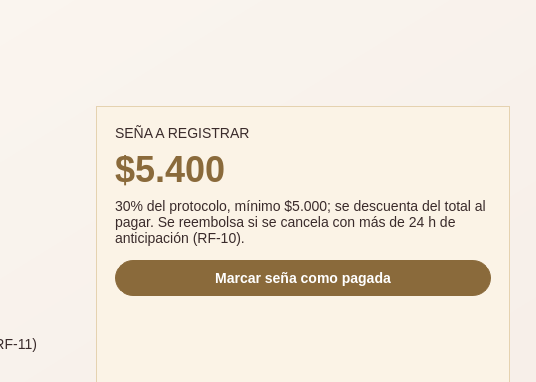
Old version of the form frontend/gestion/ventanagestion.ui in the repository sant1jmnz/Proyect-berea; both pictures show x 584 to 1120 and y 0 to 382 of the 1120 by 700 pixel window.
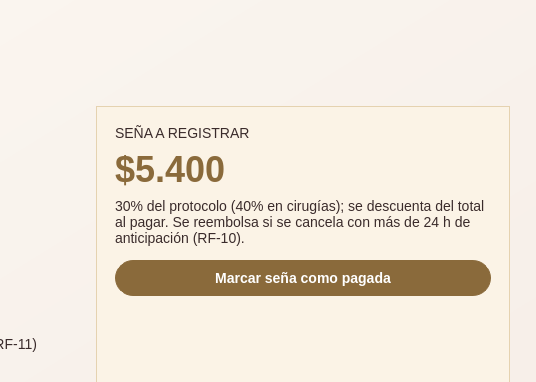
New version of the form. The open tabs and pages were chosen to show the change. Icons and pictures are not drawn. Custom widgets are drawn as their Qt base class.

What changed in the file:
```diff
--- a/frontend/gestion/ventanagestion.ui
+++ b/frontend/gestion/ventanagestion.ui
@@ -2837,7 +2837,7 @@
              <item>
               <widget class="QLabel" name="lblReglaSena">
                <property name="text">
-                <string>30% del protocolo, mínimo $5.000; se descuenta del total al pagar. Se reembolsa si se cancela con más de 24 h de anticipación (RF-10).</string>
+                <string>30% del protocolo (40% en cirugías); se descuenta del total al pagar. Se reembolsa si se cancela con más de 24 h de anticipación (RF-10).</string>
                </property>
                <property name="wordWrap">
                 <bool>true</bool>
```
